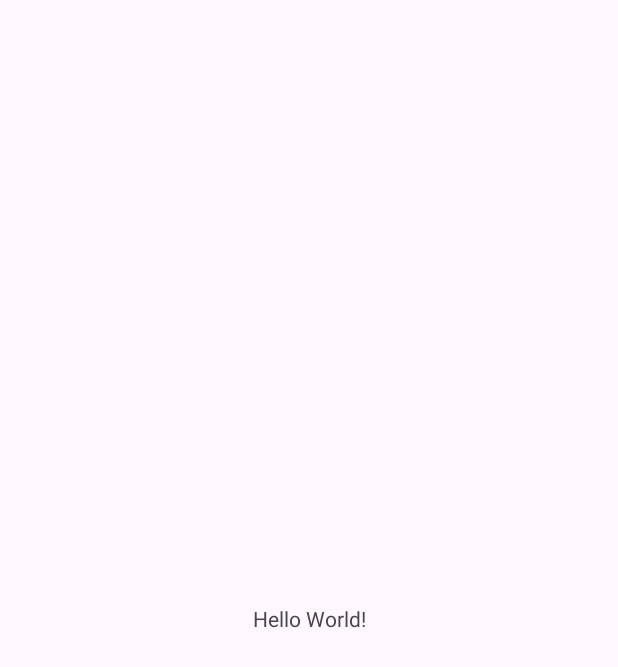
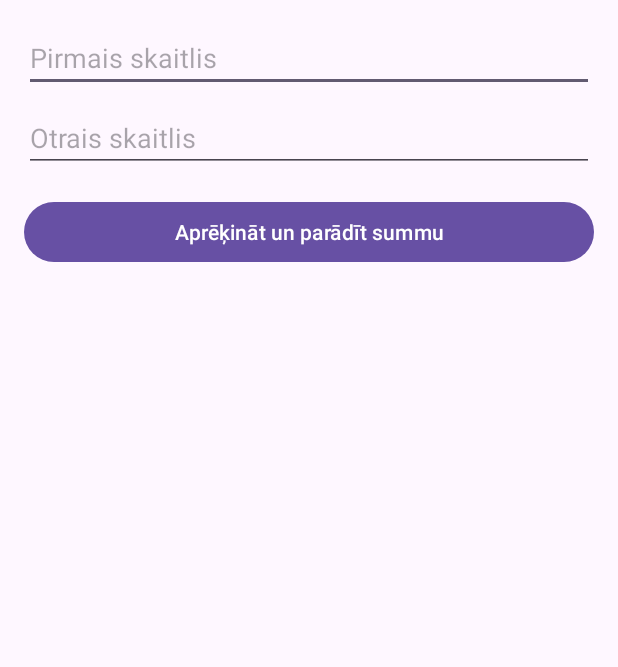
Before and after one commit to Villi-ko/BudgetTrackerr, an Android app: the screen it shows after launch (MainActivity), on a phone screen of 412 x 824 dp. Before the commit the part shown is almost empty. Shown: the top 667 px of the screen. Run offline under Robolectric (Android 15) with nearby library versions, the phone set to English and light mode, and no system bars.

```diff
--- a/app/src/main/AndroidManifest.xml
+++ b/app/src/main/AndroidManifest.xml
@@ -16,10 +16,10 @@
             android:exported="true">
             <intent-filter>
                 <action android:name="android.intent.action.MAIN" />
-
                 <category android:name="android.intent.category.LAUNCHER" />
             </intent-filter>
         </activity>
+        <activity android:name=".SummaryActivity" />
     </application>
 
 </manifest>
--- /dev/null
+++ b/app/src/main/java/com/example/budgettracker/DBHelper.java
@@ -0,0 +1,70 @@
+package com.example.budgettracker;
+
+import android.content.ContentValues;
+import android.content.Context;
+import android.database.Cursor;
+import android.database.sqlite.SQLiteDatabase;
+import android.database.sqlite.SQLiteOpenHelper;
+
+public class DBHelper extends SQLiteOpenHelper {
+
+    private static final String DATABASE_NAME = "budget.db";
+    private static final int DATABASE_VERSION = 1;
+
+    private static final String TABLE_CALCULATIONS = "calculations";
+    private static final String COLUMN_ID = "id";
+    private static final String COLUMN_N1 = "n1";
+    private static final String COLUMN_N2 = "n2";
+    private static final String COLUMN_SUM = "sum";
+
+    public DBHelper(Context context) {
+        super(context, DATABASE_NAME, null, DATABASE_VERSION);
+    }
+
+    @Override
+    public void onCreate(SQLiteDatabase db) {
+        String createTable = "CREATE TABLE " + TABLE_CALCULATIONS + " ("
+                + COLUMN_ID + " INTEGER PRIMARY KEY AUTOINCREMENT, "
+                + COLUMN_N1 + " REAL, "
+                + COLUMN_N2 + " REAL, "
+                + COLUMN_SUM + " REAL"
+                + ");";
+        db.execSQL(createTable);
+    }
+
+    @Override
+    public void onUpgrade(SQLiteDatabase db, int oldVersion, int newVersion) {
+        db.execSQL("DROP TABLE IF EXISTS " + TABLE_CALCULATIONS);
+        onCreate(db);
+    }
+
+    public void insertCalculation(double n1, double n2, double sum) {
+        SQLiteDatabase db = this.getWritableDatabase();
+        ContentValues values = new ContentValues();
+        values.put(COLUMN_N1, n1);
+        values.put(COLUMN_N2, n2);
+        values.put(COLUMN_SUM, sum);
+        db.insert(TABLE_CALCULATIONS, null, values);
+        db.close();
+    }
+
+    public double getTotalSumFromDb() {
+        double total = 0.0;
+        SQLiteDatabase db = this.getReadableDatabase();
+
+        String query = "SELECT SUM(" + COLUMN_SUM + ") AS total_sum FROM " + TABLE_CALCULATIONS;
+        Cursor cursor = db.rawQuery(query, null);
+
+        if (cursor.moveToFirst()) {
+            int index = cursor.getColumnIndex("total_sum");
+            if (index != -1) {
+                total = cursor.getDouble(index);
+            }
+        }
+
+        cursor.close();
+        db.close();
+
+        return total;
+    }
+}
--- a/app/src/main/java/com/example/budgettracker/MainActivity.java
+++ b/app/src/main/java/com/example/budgettracker/MainActivity.java
@@ -1,24 +1,66 @@
 package com.example.budgettracker;
 
+import androidx.appcompat.app.AppCompatActivity;
+
+import android.content.Intent;
 import android.os.Bundle;
-
-import androidx.activity.EdgeToEdge;
-import androidx.appcompat.app.AppCompatActivity;
-import androidx.core.graphics.Insets;
-import androidx.core.view.ViewCompat;
-import androidx.core.view.WindowInsetsCompat;
+import android.view.View;
+import android.widget.Button;
+import android.widget.EditText;
+import android.widget.Toast;
 
 public class MainActivity extends AppCompatActivity {
+
+    private EditText editTextNumber1;
+    private EditText editTextNumber2;
+    private Button buttonCalculate;
+    private DBHelper dbHelper;
 
     @Override
     protected void onCreate(Bundle savedInstanceState) {
         super.onCreate(savedInstanceState);
-        EdgeToEdge.enable(this);
         setContentView(R.layout.activity_main);
-        ViewCompat.setOnApplyWindowInsetsListener(findViewById(R.id.main), (v, insets) -> {
-            Insets systemBars = insets.getInsets(WindowInsetsCompat.Type.systemBars());
-            v.setPadding(systemBars.left, systemBars.top, systemBars.right, systemBars.bottom);
-            return insets;
+
+        editTextNumber1 = findViewById(R.id.editTextNumber1);
+        editTextNumber2 = findViewById(R.id.editTextNumber2);
+        buttonCalculate = findViewById(R.id.buttonCalculate);
+
+        dbHelper = new DBHelper(this);
+
+        buttonCalculate.setOnClickListener(new View.OnClickListener() {
+            @Override
+            public void onClick(View v) {
+
+                String n1Str = editTextNumber1.getText().toString().trim();
+                String n2Str = editTextNumber2.getText().toString().trim();
+
+                if (n1Str.isEmpty() || n2Str.isEmpty()) {
+                    Toast.makeText(MainActivity.this,
+                            "Lūdzu ievadiet abus skaitļus",
+                            Toast.LENGTH_SHORT).show();
+                    return;
+                }
+
+                double n1;
+                double n2;
+                try {
+                    n1 = Double.parseDouble(n1Str);
+                    n2 = Double.parseDouble(n2Str);
+                } catch (NumberFormatException e) {
+                    Toast.makeText(MainActivity.this,
+                            "Nekorekti skaitļi",
+                            Toast.LENGTH_SHORT).show();
+                    return;
+                }
+
+                double sum = n1 + n2;
+
+                dbHelper.insertCalculation(n1, n2, sum);
+
+                Intent intent = new Intent(MainActivity.this, SummaryActivity.class);
+                intent.putExtra("SUM_RESULT", sum);
+                startActivity(intent);
+            }
         });
     }
 }
--- a/app/src/main/res/layout/activity_main.xml
+++ b/app/src/main/res/layout/activity_main.xml
@@ -1,19 +1,30 @@
 <?xml version="1.0" encoding="utf-8"?>
-<androidx.constraintlayout.widget.ConstraintLayout xmlns:android="http://schemas.android.com/apk/res/android"
-    xmlns:app="http://schemas.android.com/apk/res-auto"
-    xmlns:tools="http://schemas.android.com/tools"
-    android:id="@+id/main"
+<LinearLayout xmlns:android="http://schemas.android.com/apk/res/android"
     android:layout_width="match_parent"
     android:layout_height="match_parent"
-    tools:context=".MainActivity">
+    android:orientation="vertical"
+    android:padding="16dp">
 
-    <TextView
-        android:layout_width="wrap_content"
+    <EditText
+        android:id="@+id/editTextNumber1"
+        android:layout_width="match_parent"
         android:layout_height="wrap_content"
-        android:text="Hello World!"
-        app:layout_constraintBottom_toBottomOf="parent"
-        app:layout_constraintEnd_toEndOf="parent"
-        app:layout_constraintStart_toStartOf="parent"
-        app:layout_constraintTop_toTopOf="parent" />
+        android:hint="Pirmais skaitlis"
+        android:inputType="numberDecimal" />
 
-</androidx.constraintlayout.widget.ConstraintLayout>
+    <EditText
+        android:id="@+id/editTextNumber2"
+        android:layout_width="match_parent"
+        android:layout_height="wrap_content"
+        android:hint="Otrais skaitlis"
+        android:inputType="numberDecimal"
+        android:layout_marginTop="8dp" />
+
+    <Button
+        android:id="@+id/buttonCalculate"
+        android:layout_width="match_parent"
+        android:layout_height="wrap_content"
+        android:text="Aprēķināt un parādīt summu"
+        android:layout_marginTop="16dp" />
+
+</LinearLayout>
```
Also changed, not shown: app/src/main/java/com/example/budgettracker/SummaryActivity.java (added, +29 -0 lines), app/src/main/res/layout/activity_summary.xml (added, +24 -0 lines).
